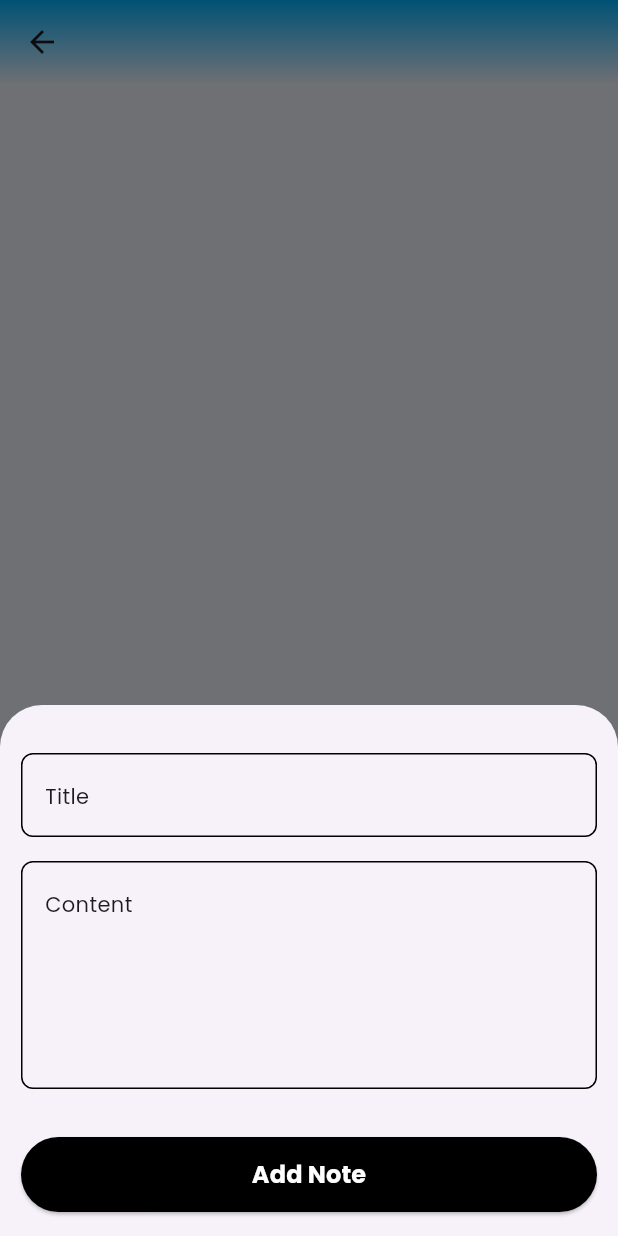
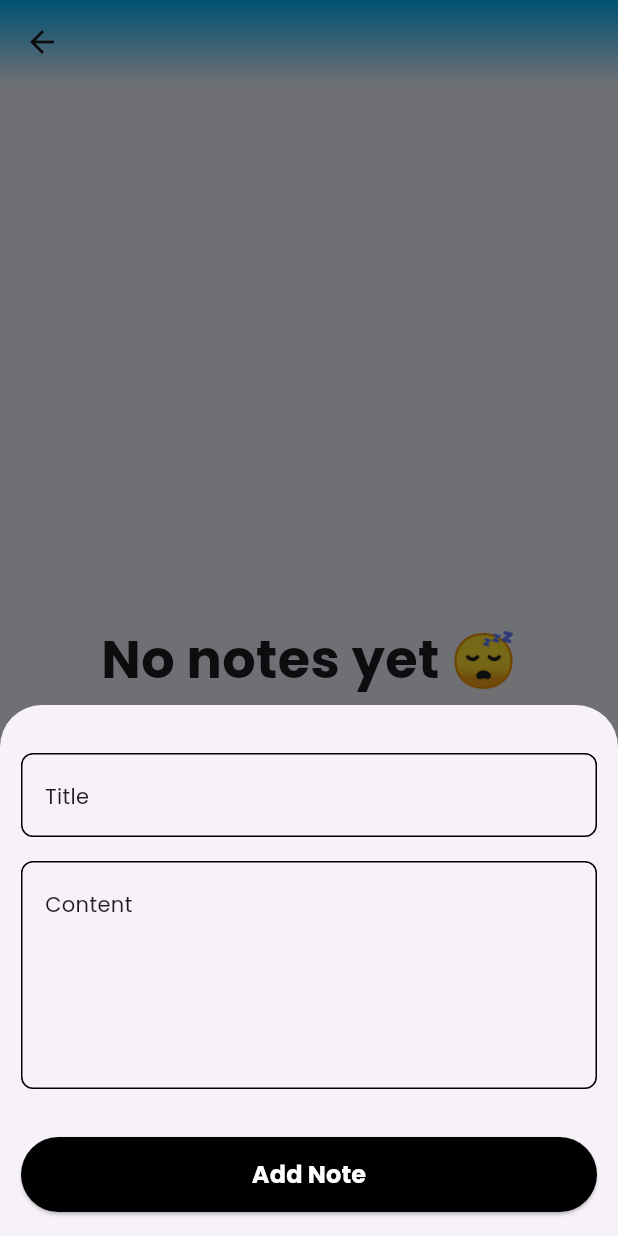
Before and after one commit to MohamedGamil13/Task_manger_app, a Flutter app: the BoardPage screen opened by its route, after a tap on the "add" icon, on a phone screen of 412 x 824 dp. Run offline on Flutter 3.47's test engine with Material 3 defaults, Android fonts, the phone set to English and light mode, and no system bars; our stand-ins replace awesome_dialog, bloc, firebase_auth, firebase_core, flutter_bloc, google_sign_in and 3 more; accounts and stored records are empty.

Commit message:
Add and delete Note

```diff
--- a/lib/colors/note_color.dart
+++ b/lib/colors/note_color.dart
@@ -1,11 +1,12 @@
 import 'package:flutter/material.dart';
 
 const List<MaterialColor> noteColors = [
+  Colors.blue,
+  Colors.cyan,
   Colors.amber,
-  Colors.blue,
+
   Colors.blueGrey,
   Colors.brown,
-  Colors.cyan,
   Colors.deepOrange,
   Colors.deepPurple,
   Colors.green,
--- a/lib/cubits/add_note_cubit/add_note_cubit.dart
+++ b/lib/cubits/add_note_cubit/add_note_cubit.dart
@@ -17,6 +17,15 @@ class AddNoteCubit extends Cubit<AddNoteState> {
   }) {
     notebox.add(
       NoteModel(title: title, subTitle: subtitle, image: image!, color: color),
+    );
+    emit(
+      AddNoteSucess(notes: notebox.values.toList()),
+    ); //image and color will be default and user taken
+  }
+
+  void fetchAllNotes() {
+    emit(
+      AddNoteSucess(notes: notebox.values.toList()),
     ); //image and color will be default and user taken
   }
 }
--- a/lib/cubits/add_note_cubit/add_note_state.dart
+++ b/lib/cubits/add_note_cubit/add_note_state.dart
@@ -5,4 +5,7 @@ sealed class AddNoteState {}
 
 final class AddNoteInitial extends AddNoteState {}
 
-final class AddNoteSucess extends AddNoteState {}
+final class AddNoteSucess extends AddNoteState {
+  final List<NoteModel> notes;
+  AddNoteSucess({required this.notes});
+}
--- a/lib/pages/task_manger_app.dart
+++ b/lib/pages/task_manger_app.dart
@@ -8,6 +8,7 @@ class TaskMangerApp extends StatelessWidget {
   @override
   Widget build(BuildContext context) {
     return MaterialApp(
+      debugShowCheckedModeBanner: false,
       home: const HomePage(),
       theme: ThemeData(fontFamily: 'Poppins'),
       routes: {"BordarPage": (context) => BoardPage()},
--- a/lib/widgets/add_note_floatingbutton.dart
+++ b/lib/widgets/add_note_floatingbutton.dart
@@ -11,20 +11,19 @@ class AddNoteFloatingbutton extends StatelessWidget {
     return FloatingActionButton(
       child: Icon(Icons.add),
       onPressed: () {
-        final cubit = context.read<AddNoteCubit>();
+        final cubit = BlocProvider.of<AddNoteCubit>(context);
+
         showModalBottomSheet(
           context: context,
-          isScrollControlled: true, // مهمة علشان الفورم ما يتقطعش
+          isScrollControlled: true,
           builder: (context) {
             return BlocProvider.value(
               value: cubit,
               child: Padding(
                 padding: EdgeInsets.only(
-                  bottom: MediaQuery.of(
-                    context,
-                  ).viewInsets.bottom, // علشان لما الكيبورد يفتح
+                  bottom: MediaQuery.of(context).viewInsets.bottom,
                 ),
-                child: ModelBottomSheetBody(),
+                child: const ModelBottomSheetBody(),
               ),
             );
           },
--- a/lib/widgets/add_note_form.dart
+++ b/lib/widgets/add_note_form.dart
@@ -43,6 +43,7 @@ class _AddNoteFormState extends State<AddNoteForm> {
             text: 'Add Note',
             onTap: () {
               inputValidation(context, formKey);
+              BlocProvider.of<AddNoteCubit>(context).fetchAllNotes();
             },
           ),
           const SizedBox(height: 16),
--- a/lib/widgets/board_page_body.dart
+++ b/lib/widgets/board_page_body.dart
@@ -1,6 +1,4 @@
 import 'package:flutter/material.dart';
-import 'package:flutter_bloc/flutter_bloc.dart';
-import 'package:task_manger_app/cubits/add_note_cubit/add_note_cubit.dart';
 import 'package:task_manger_app/widgets/task_card_list.dart';
 
 class BoardPageBody extends StatelessWidget {
--- a/lib/widgets/model_bottom_sheet_body.dart
+++ b/lib/widgets/model_bottom_sheet_body.dart
@@ -6,7 +6,12 @@ class ModelBottomSheetBody extends StatelessWidget {
 
   @override
   Widget build(BuildContext context) {
-    return SingleChildScrollView(child: AddNoteForm());
+    return SingleChildScrollView(
+      padding: EdgeInsets.only(
+        bottom: MediaQuery.of(context).viewInsets.bottom,
+      ),
+      child: AddNoteForm(),
+    );
   }
 }
 
--- a/lib/widgets/task_card_list.dart
+++ b/lib/widgets/task_card_list.dart
@@ -1,18 +1,35 @@
 import 'package:flutter/material.dart';
 import 'package:flutter_bloc/flutter_bloc.dart';
+import 'package:hive_flutter/adapters.dart';
 import 'package:task_manger_app/colors/note_color.dart';
 import 'package:task_manger_app/cubits/add_note_cubit/add_note_cubit.dart';
+import 'package:task_manger_app/helpers/constants.dart';
+import 'package:task_manger_app/models/note_model.dart';
+import 'package:task_manger_app/widgets/custom_text.dart';
 import 'package:task_manger_app/widgets/note_card.dart';
 
 class TaskCardList extends StatelessWidget {
   const TaskCardList({super.key});
-
   @override
   Widget build(BuildContext context) {
-    return ListView.builder(
-      itemCount: BlocProvider.of<AddNoteCubit>(context).notebox.length,
-      itemBuilder: (context, index) {
-        return NoteCard(noteColor: noteColors[index % 19]);
+    return BlocBuilder<AddNoteCubit, AddNoteState>(
+      builder: (context, state) {
+        final box = Hive.box<NoteModel>(KnoteBoxName).values.toList();
+
+        if (box.isEmpty) {
+          return Center(
+            child: CustomText(text: 'No notes yet 😴', fonstsize: 35),
+          );
+        }
+        return ListView.builder(
+          itemCount: BlocProvider.of<AddNoteCubit>(context).notebox.length,
+          itemBuilder: (context, index) {
+            return NoteCard(
+              noteColor: noteColors[index % 19],
+              note: box[index],
+            );
+          },
+        );
       },
     );
   }
```
Also changed, not shown: lib/widgets/note_card.dart (+14 -7 lines).
